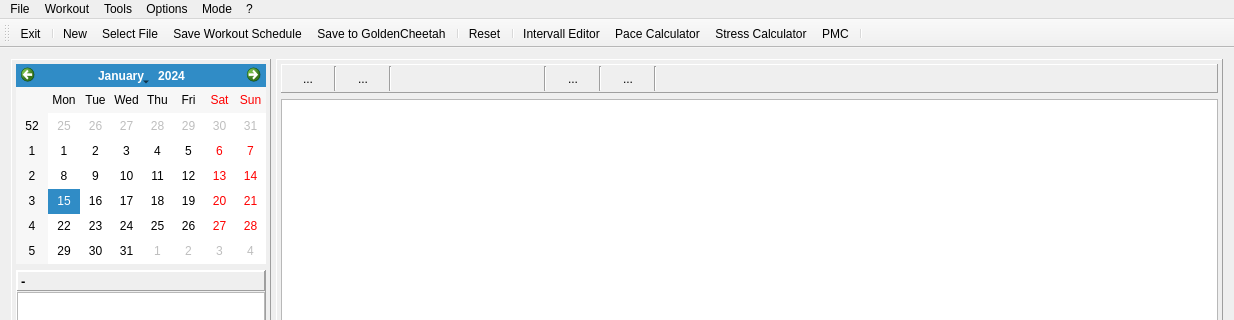
Before: the Qt Designer form mainwindow.ui in Tria-Andy/WorkoutEditor, drawn with Qt 5; both pictures show x 0 to 1234 and y 0 to 320 of the 1234 by 766 pixel window.
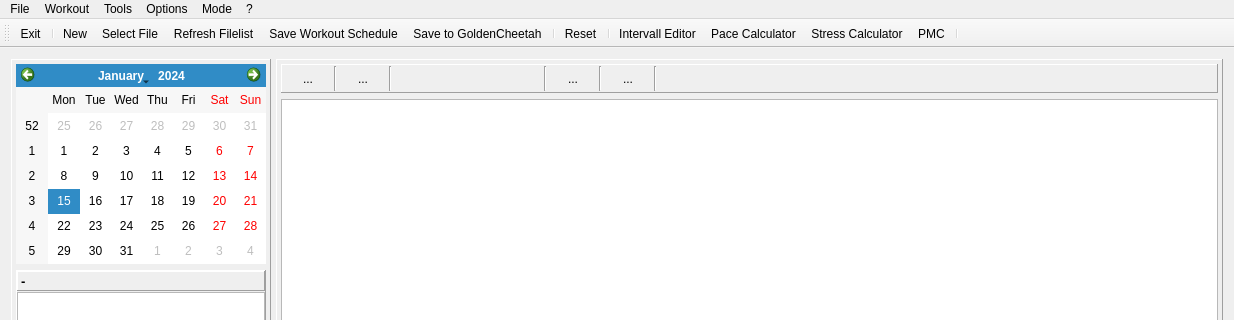
After: the same form once the commit is applied. The open tabs and pages were chosen to show the change. Icons and pictures are not drawn. Custom widgets are drawn as their Qt base class.

Commit message: Editor Mode: Redesign Editor UI #67

Diff of the .ui file:
```diff
--- a/mainwindow.ui
+++ b/mainwindow.ui
@@ -1547,6 +1547,7 @@
    <addaction name="separator"/>
    <addaction name="actionNew"/>
    <addaction name="actionSelect_File"/>
+   <addaction name="actionRefresh_Filelist"/>
    <addaction name="actionSave_Workout_Schedule"/>
    <addaction name="actionSave_to_GoldenCheetah"/>
    <addaction name="separator"/>
@@ -1745,6 +1746,15 @@
     <string>Edit Week</string>
    </property>
   </action>
+  <action name="actionRefresh_Filelist">
+   <property name="icon">
+    <iconset resource="resources.qrc">
+     <normaloff>:/images/icons/Refresh.png</normaloff>:/images/icons/Refresh.png</iconset>
+   </property>
+   <property name="text">
+    <string>Refresh Filelist</string>
+   </property>
+  </action>
  </widget>
  <layoutdefault spacing="6" margin="11"/>
  <customwidgets>
```
Left out of the diff: 9 changed lines with no effect on the pictures. The commit also changes 6 other files.
